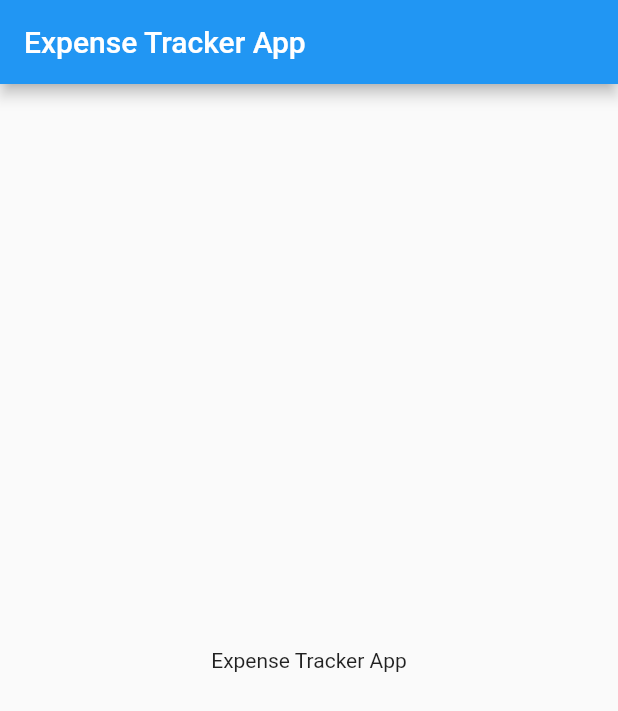
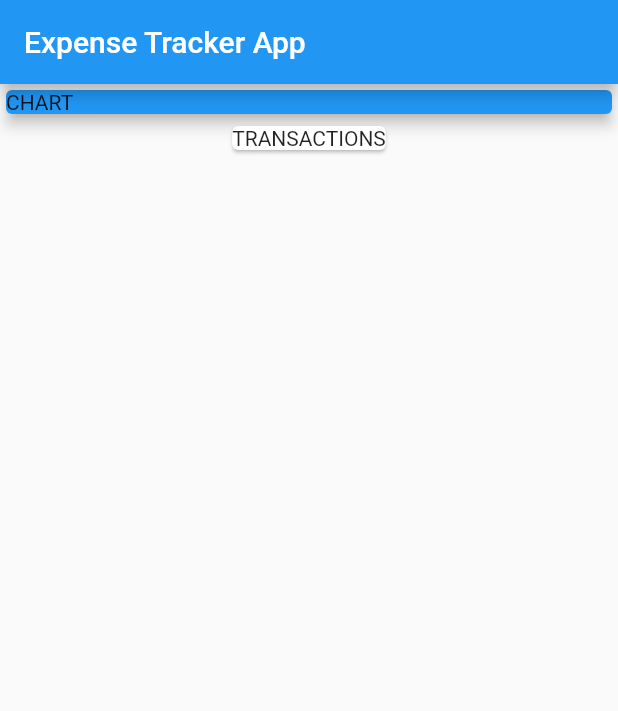
Before and after one commit to elvan/expense_tracker_app_flutter_example, a Flutter app: the screen it shows after launch, on a phone screen of 412 x 824 dp. Shown: the top 711 px of the screen. Run offline on Flutter 3.47's test engine with Material 2 defaults, Android fonts, the phone set to English and light mode, and no system bars.

Commit message:
combining widgets

```diff
--- a/lib/home_page.dart
+++ b/lib/home_page.dart
@@ -9,8 +9,20 @@ class HomePage extends StatelessWidget {
       appBar: AppBar(
         title: const Text('Expense Tracker App'),
       ),
-      body: const Center(
-        child: Text('Expense Tracker App'),
+      body: Column(
+        children: const [
+          SizedBox(
+            width: double.infinity,
+            child: Card(
+              color: Colors.blue,
+              elevation: 4.0,
+              child: Text('CHART'),
+            ),
+          ),
+          Card(
+            child: Text('TRANSACTIONS'),
+          ),
+        ],
       ),
     );
   }
```
